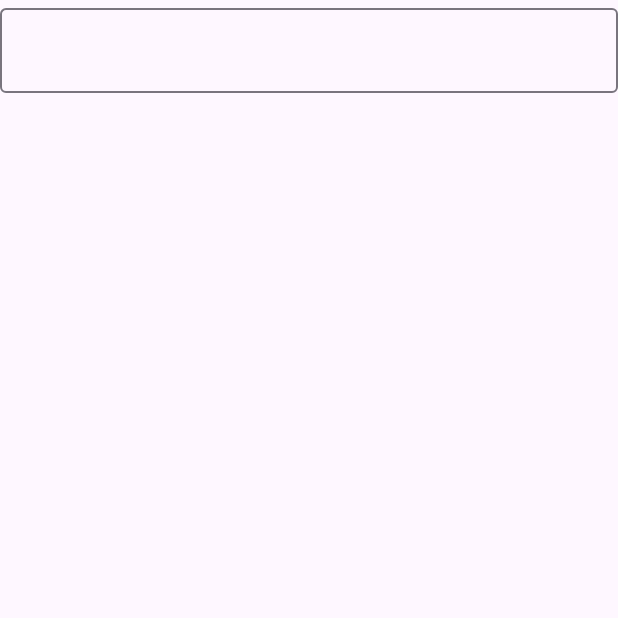
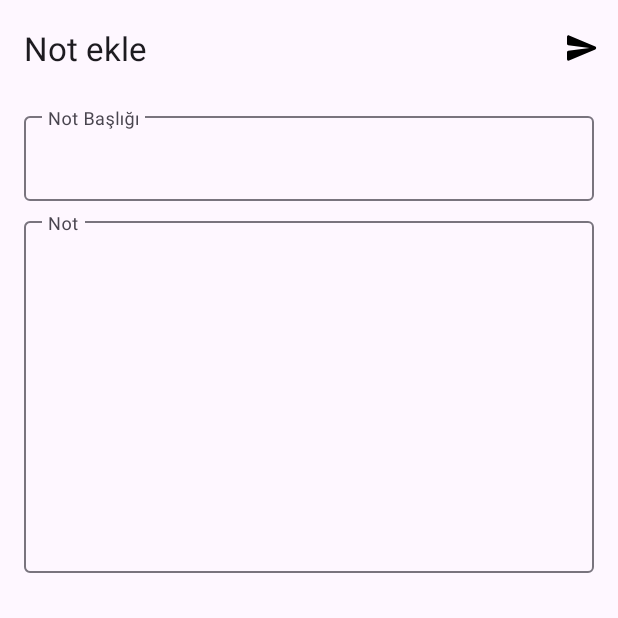
Before and after one commit to erdemklync/NoteIt, an Android app: the AddEditFragment screen opened through its navigation route, on a phone screen of 412 x 824 dp, the top half of it. Run offline under Robolectric (Android 15) with nearby library versions, the phone set to English and light mode, and no system bars; our stand-ins replace Dagger/Hilt's generated code, Room's generated code, navigation-ui.

Commit message:
Add AddEditFragment toolbar menu

```diff
--- /dev/null
+++ b/app/src/main/res/drawable/ic_send.xml
@@ -0,0 +1,5 @@
+<vector android:autoMirrored="true" android:height="24dp"
+    android:tint="#000000" android:viewportHeight="24"
+    android:viewportWidth="24" android:width="24dp" xmlns:android="http://schemas.android.com/apk/res/android">
+    <path android:fillColor="@android:color/white" android:pathData="M3.4,20.4l17.45,-7.48c0.81,-0.35 0.81,-1.49 0,-1.84L3.4,3.6c-0.66,-0.29 -1.39,0.2 -1.39,0.91L2,9.12c0,0.5 0.37,0.93 0.87,0.99L17,12 2.87,13.88c-0.5,0.07 -0.87,0.5 -0.87,1l0.01,4.61c0,0.71 0.73,1.2 1.39,0.91z"/>
+</vector>
--- a/app/src/main/res/layout/fragment_add_edit.xml
+++ b/app/src/main/res/layout/fragment_add_edit.xml
@@ -1,20 +1,55 @@
 <?xml version="1.0" encoding="utf-8"?>
 <androidx.constraintlayout.widget.ConstraintLayout
     xmlns:android="http://schemas.android.com/apk/res/android"
+    xmlns:app="http://schemas.android.com/apk/res-auto"
     android:layout_width="match_parent"
-    android:layout_height="match_parent"
-    xmlns:app="http://schemas.android.com/apk/res-auto">
+    android:layout_height="match_parent">
+
+    <com.google.android.material.appbar.MaterialToolbar
+        android:id="@+id/add_edit_toolbar"
+        android:layout_width="match_parent"
+        android:layout_height="wrap_content"
+        app:title="@string/title_add"
+        app:menu="@menu/menu_add_edit"
+
+        app:layout_constraintTop_toTopOf="parent"
+        />
 
     <com.google.android.material.textfield.TextInputLayout
         android:id="@+id/title_input_layout"
         android:layout_width="match_parent"
         android:layout_height="wrap_content"
+        android:layout_marginHorizontal="16dp"
+        android:layout_marginVertical="8dp"
+        android:hint="@string/title_input_layout_hint"
+        app:expandedHintEnabled="false"
 
-        app:layout_constraintTop_toTopOf="parent">
+        app:layout_constraintTop_toBottomOf="@id/add_edit_toolbar">
 
         <com.google.android.material.textfield.TextInputEditText
+            android:id="@+id/tite_edit_text"
             android:layout_width="match_parent"
             android:layout_height="match_parent" />
+
+    </com.google.android.material.textfield.TextInputLayout>
+
+    <com.google.android.material.textfield.TextInputLayout
+        android:id="@+id/text_input_layout"
+        android:layout_width="match_parent"
+        android:layout_height="240dp"
+        android:layout_marginHorizontal="16dp"
+        android:layout_marginVertical="8dp"
+        android:hint="@string/text_input_layout_hint"
+        app:expandedHintEnabled="false"
+
+        app:layout_constraintTop_toBottomOf="@id/title_input_layout">
+
+        <com.google.android.material.textfield.TextInputEditText
+            android:id="@+id/text_edit_text"
+            android:layout_width="match_parent"
+            android:layout_height="match_parent"
+            android:maxLines="8"/>
+
     </com.google.android.material.textfield.TextInputLayout>
 
 </androidx.constraintlayout.widget.ConstraintLayout>
--- a/app/src/main/res/layout/fragment_notes.xml
+++ b/app/src/main/res/layout/fragment_notes.xml
@@ -6,7 +6,6 @@
     android:layout_width="match_parent"
     android:layout_height="match_parent"
     android:clipToPadding="false">
-
 
     <com.google.android.material.appbar.MaterialToolbar
         android:id="@+id/note_toolbar"
--- /dev/null
+++ b/app/src/main/res/menu/menu_add_edit.xml
@@ -0,0 +1,11 @@
+<?xml version="1.0" encoding="utf-8"?>
+<menu
+    xmlns:android="http://schemas.android.com/apk/res/android"
+    xmlns:app="http://schemas.android.com/apk/res-auto">
+    <item
+        android:id="@+id/save"
+        android:icon="@drawable/ic_send"
+        app:showAsAction="always"
+        android:title="@string/save">
+    </item>
+</menu>
--- a/app/src/main/res/values/strings.xml
+++ b/app/src/main/res/values/strings.xml
@@ -1,4 +1,10 @@
 <resources>
     <string name="app_name">NoteIt</string>
     <string name="app_title">noteit</string>
+    <string name="title_input_layout_hint">Not Başlığı</string>
+    <string name="text_input_layout_hint">Not</string>
+
+    <string name="title_add">Not ekle</string>
+    <string name="title_edit">Notu düzenle</string>
+    <string name="save">Kaydet</string>
 </resources>
```
